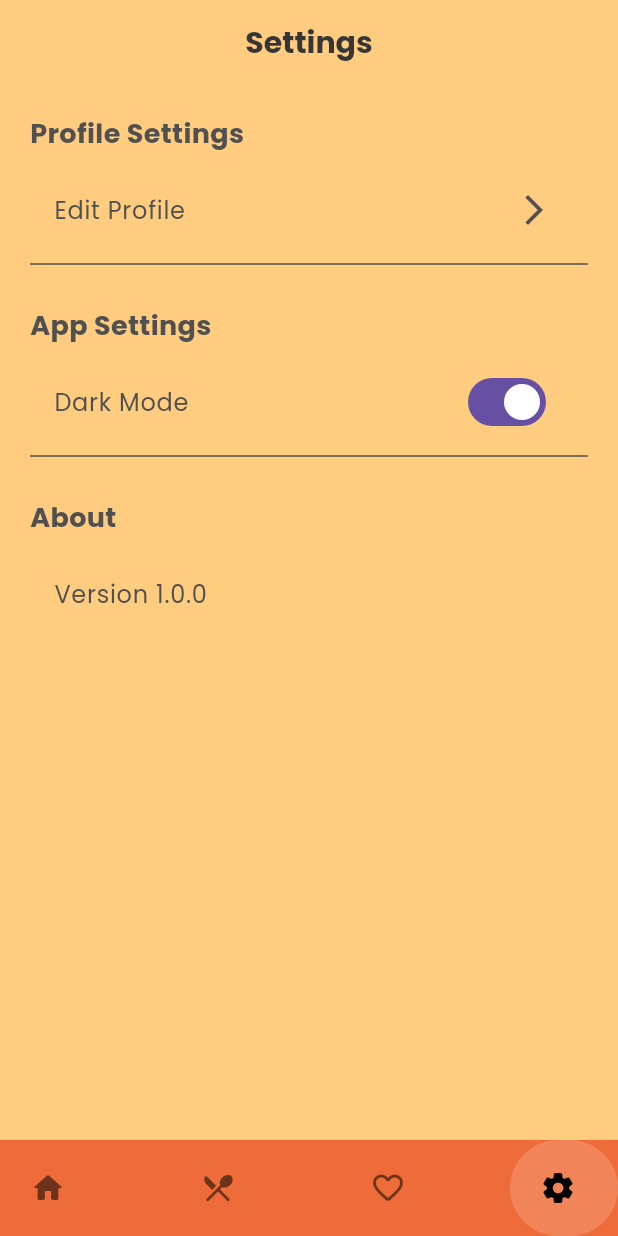
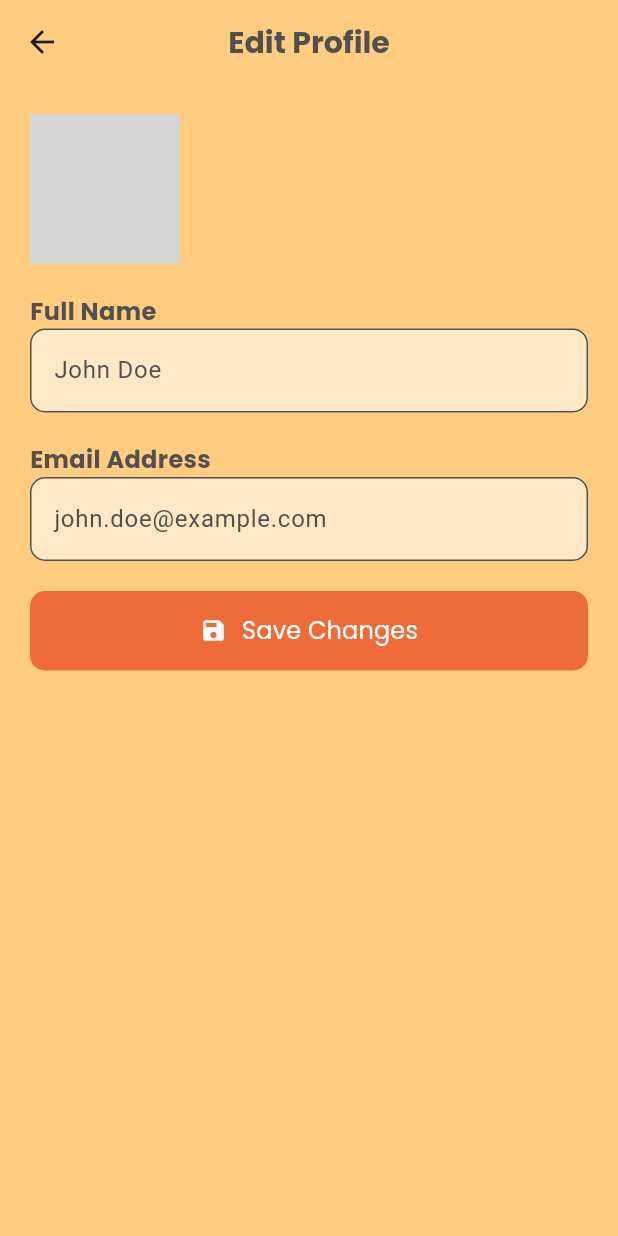
Before and after one commit to Usmandankama/CHOWSPOT, a Flutter app: the HomeScreen screen opened directly, item 4 of the bottom bar chosen, after a tap on "Edit Profile", on a phone screen of 412 x 824 dp. Run offline on Flutter 3.47's test engine with Material 3 defaults, Android fonts, the phone set to English and light mode, and no system bars; drawn by our look-alikes of google_nav_bar; grey boxes are pictures that could not be loaded.

Commit message:
Ui_updated
#Added required pages
#Added some functionality to the price in the product description page
#changed color names to follow common coding principles

```diff
--- a/lib/constants/colors.dart
+++ b/lib/constants/colors.dart
@@ -2,6 +2,6 @@ import 'package:flutter/material.dart';
 
 Color primaryColor = const Color(0xFFFFCC80);
 // Color secondarColor = const Color.fromARGB(255, 105, 61, 45);
-Color complementaryColor = const Color.fromARGB(255, 238, 108, 57);
+Color accentColor = const Color.fromARGB(255, 238, 108, 57);
 Color tittleTextColor= const Color.fromARGB(255, 54, 54, 54);
 Color textColor = const Color.fromARGB(255, 80, 80, 80);
--- /dev/null
+++ b/lib/screens/edit_profile_screen.dart
@@ -0,0 +1,124 @@
+import 'package:flutter/material.dart';
+import 'package:chow_spot/constants/colors.dart' as colors;
+
+class EditProfileScreen extends StatelessWidget {
+  const EditProfileScreen({super.key});
+
+  @override
+  Widget build(BuildContext context) {
+    return Scaffold(
+      backgroundColor: colors.primaryColor,
+      appBar: AppBar(
+        backgroundColor: colors.primaryColor,
+        elevation: 0,
+        centerTitle: true,
+        title: Text(
+          'Edit Profile',
+          style: TextStyle(
+            fontFamily: 'Poppins',
+            fontSize: 20,
+            fontWeight: FontWeight.bold,
+            color: colors.textColor,
+          ),
+        ),
+      ),
+      body: Padding(
+        padding: const EdgeInsets.all(20.0),
+        child: Column(
+          crossAxisAlignment: CrossAxisAlignment.start,
+          children: [
+            CircleAvatar(
+              radius: 50,
+              backgroundImage: AssetImage('assets/profile_image.jpg'),
+            ),
+            SizedBox(height: 20),
+            Text(
+              'Full Name',
+              style: TextStyle(
+                fontFamily: 'Poppins',
+                fontSize: 16,
+                fontWeight: FontWeight.bold,
+                color: colors.textColor,
+              ),
+            ),
+            TextField(
+              style: TextStyle(color: colors.textColor),
+              decoration: InputDecoration(
+                hintText: 'John Doe',
+                hintStyle: TextStyle(color: colors.textColor),
+                filled: true,
+                fillColor: Colors.white54,
+                enabledBorder: OutlineInputBorder(
+                  borderSide: BorderSide(color: colors.textColor),
+                  borderRadius: BorderRadius.circular(10),
+                ),
+                focusedBorder: OutlineInputBorder(
+                  borderSide: BorderSide(color: colors.accentColor),
+                  borderRadius: BorderRadius.circular(10),
+                ),
+              ),
+            ),
+            SizedBox(height: 20),
+            Text(
+              'Email Address',
+              style: TextStyle(
+                fontFamily: 'Poppins',
+                fontSize: 16,
+                fontWeight: FontWeight.bold,
+                color: colors.textColor,
+              ),
+            ),
+            TextField(
+              style: TextStyle(color: colors.textColor),
+              decoration: InputDecoration(
+                hintText: 'john.doe@example.com',
+                hintStyle: TextStyle(color: colors.textColor),
+                filled: true,
+                fillColor: Colors.white54,
+                enabledBorder: OutlineInputBorder(
+                  borderSide: BorderSide(color: colors.textColor),
+                  borderRadius: BorderRadius.circular(10),
+                ),
+                focusedBorder: OutlineInputBorder(
+                  borderSide: BorderSide(color: colors.accentColor),
+                  borderRadius: BorderRadius.circular(10),
+                ),
+              ),
+            ),
+            SizedBox(height: 20),
+            ElevatedButton(
+              onPressed: () {
+                // Implement save button functionality
+              },
+              style: ElevatedButton.styleFrom(
+                primary: colors.accentColor,
+                elevation: 0,
+                shape: RoundedRectangleBorder(
+                  borderRadius: BorderRadius.circular(10),
+                ),
+              ),
+              child: Padding(
+                padding: EdgeInsets.symmetric(vertical: 15),
+                child: Row(
+                  mainAxisAlignment: MainAxisAlignment.center,
+                  children: [
+                    Icon(Icons.save, color: Colors.white),
+                    SizedBox(width: 10),
+                    Text(
+                      'Save Changes',
+                      style: TextStyle(
+                        fontFamily: 'Poppins',
+                        fontSize: 16,
+                        color: Colors.white,
+                      ),
+                    ),
+                  ],
+                ),
+              ),
+            ),
+          ],
+        ),
+      ),
+    );
+  }
+}
--- a/lib/screens/home_screen.dart
+++ b/lib/screens/home_screen.dart
@@ -1,44 +1,46 @@
-import 'package:chow_spot/screens/favourites_screen.dart';
-import 'package:chow_spot/screens/menu_screen.dart';
-import 'package:chow_spot/screens/settings_screen.dart';
-import 'package:chow_spot/widgets/food_widget.dart';
 import 'package:flutter/material.dart';
 import 'package:chow_spot/constants/colors.dart' as colors;
+import 'package:chow_spot/screens/cart_screen.dart';
+import 'package:chow_spot/widgets/categories_widget.dart';
+import 'package:chow_spot/widgets/food_widget.dart';
+import 'package:chow_spot/widgets/offers_widget.dart';
 import 'package:google_nav_bar/google_nav_bar.dart';
-import '../widgets/categories_widget.dart';
-import '../widgets/offers_widget.dart';
+import 'favourites_screen.dart';
+import 'menu_screen.dart';
+import 'settings_screen.dart';
 
 class HomeScreen extends StatefulWidget {
-  HomeScreen({super.key});
+  const HomeScreen({Key? key}) : super(key: key);
 
   @override
-  State<HomeScreen> createState() => _HomeScreenState();
+  _HomeScreenState createState() => _HomeScreenState();
 }
 
 class _HomeScreenState extends State<HomeScreen> {
   final screens = [
     const HomePage(),
     const MenuScreen(),
-    const FavouritesScreen(),
+    const FavoritesScreen(),
     const SettingsScreen(),
   ];
-  int current_index = 0;
+  int currentIndex = 0;
+
   @override
   Widget build(BuildContext context) {
     return Scaffold(
-        body: screens[current_index],
+      body: screens[currentIndex],
       bottomNavigationBar: GNav(
-          curve: Curves.bounceInOut,
-          backgroundColor: colors.complementaryColor,
+        curve: Curves.easeInOut,
+        backgroundColor: colors.accentColor,
         padding: const EdgeInsets.all(20),
         color: Colors.black54,
         tabBackgroundColor: const Color.fromARGB(41, 255, 255, 255),
         gap: 8,
         activeColor: Colors.black,
-          selectedIndex: current_index,
-          onTabChange: (value) {
+        selectedIndex: currentIndex,
+        onTabChange: (index) {
           setState(() {
-              current_index = value;
+            currentIndex = index;
           });
         },
         tabs: const [
@@ -47,57 +49,39 @@ class _HomeScreenState extends State<HomeScreen> {
           GButton(icon: Icons.favorite_border_rounded),
           GButton(icon: Icons.settings_rounded),
         ],
-        ));
+      ),
+    );
   }
 }
 
-class HomePage extends StatefulWidget {
-  const HomePage({super.key});
+class HomePage extends StatelessWidget {
+  const HomePage({Key? key}) : super(key: key);
 
-  @override
-  State<HomePage> createState() => _HomePageState();
-}
-
-class _HomePageState extends State<HomePage> {
   @override
   Widget build(BuildContext context) {
     return Scaffold(
       backgroundColor: colors.primaryColor,
       appBar: AppBar(
+        backgroundColor: colors.primaryColor,
+        elevation: 0,
+        toolbarHeight: 60,
         centerTitle: true,
-          toolbarHeight: 60,
-          backgroundColor: colors.primaryColor,
-          title: Row(
-            mainAxisAlignment: MainAxisAlignment.spaceBetween,
-            children: [
-              const SizedBox(width: 20),
-              Text(
+        title: Text(
           'HOME',
           style: TextStyle(
             fontFamily: 'Poppins',
             fontSize: 20,
             color: colors.tittleTextColor,
-                    letterSpacing: 2),
-              ),
-              IconButton(
-                style: const ButtonStyle(
-                  shape: MaterialStatePropertyAll(
-                    ContinuousRectangleBorder(
-                      borderRadius: BorderRadius.all(
-                        Radius.circular(20),
+            letterSpacing: 2,
           ),
         ),
-                  ),
-                  padding: MaterialStatePropertyAll(
-                    EdgeInsets.symmetric(horizontal: 16, vertical: 8),
-                  ),
-                  backgroundColor: MaterialStatePropertyAll(Colors.red),
-                ),
+        actions: [
+          IconButton(
             onPressed: () {
               Navigator.push(
                 context,
                 MaterialPageRoute(
-                      builder: (context) => const SettingsScreen(),
+                  builder: (context) => CartScreen(),
                 ),
               );
             },
@@ -105,15 +89,16 @@ class _HomePageState extends State<HomePage> {
           ),
         ],
       ),
-        ),
       body: SingleChildScrollView(
         padding: const EdgeInsets.symmetric(horizontal: 15),
         child: Column(
+          crossAxisAlignment: CrossAxisAlignment.start,
           children: [
             Container(
               decoration: BoxDecoration(
-                    color: Colors.white54,
-                    borderRadius: BorderRadius.circular(15)),
+                color: Colors.white,
+                borderRadius: BorderRadius.circular(15),
+              ),
               child: const TextField(
                 cursorColor: Colors.black,
                 decoration: InputDecoration(
@@ -127,11 +112,10 @@ class _HomePageState extends State<HomePage> {
               ),
             ),
             const SizedBox(height: 20),
-              const SizedBox(
-                height: 180,
-                child: OffersWidget(),
-              ),
+            const SizedBox(height: 180, child: OffersWidget()),
+            const SizedBox(height: 20),
             Column(
+              crossAxisAlignment: CrossAxisAlignment.start,
               children: [
                 Row(
                   mainAxisAlignment: MainAxisAlignment.spaceBetween,
@@ -176,13 +160,10 @@ class _HomePageState extends State<HomePage> {
               ),
             ),
             const SizedBox(height: 10),
-              const SizedBox(
-                height: 500,
-                // color: Colors.black,
-                child: FoodWidget(),
-              ),
+            const SizedBox(height:500,child: FoodWidget(),),
           ],
         ),
-        ));
+      ),
+    );
   }
 }
--- a/lib/screens/login_screen.dart
+++ b/lib/screens/login_screen.dart
@@ -119,7 +119,7 @@ class _LoginScreenState extends State<LoginScreen> {
                   },
                   style: ButtonStyle(
                     backgroundColor:
-                        MaterialStatePropertyAll(colors.complementaryColor),
+                        MaterialStatePropertyAll(colors.accentColor),
                     padding: const MaterialStatePropertyAll(
                       EdgeInsets.symmetric(
                         horizontal: 60,
@@ -167,7 +167,7 @@ class _LoginScreenState extends State<LoginScreen> {
                         'Register',
                         style: TextStyle(
                           fontSize: 13,
-                          color: colors.complementaryColor,
+                          color: colors.accentColor,
                           fontFamily: 'Poppins',
                         ),
                       ),
--- a/lib/screens/settings_screen.dart
+++ b/lib/screens/settings_screen.dart
@@ -1,25 +1,31 @@
+import 'package:chow_spot/screens/edit_profile_screen.dart';
+// import 'package:chow_spot/screens/profile_screen.dart';
 import 'package:flutter/material.dart';
 import 'package:chow_spot/constants/colors.dart' as colors;
 
-class SettingsScreen extends StatelessWidget {
+class SettingsScreen extends StatefulWidget {
   const SettingsScreen({super.key});
 
+  @override
+  State<SettingsScreen> createState() => _SettingsScreenState();
+}
+
+class _SettingsScreenState extends State<SettingsScreen> {
   @override
   Widget build(BuildContext context) {
     return Scaffold(
       backgroundColor: colors.primaryColor,
       appBar: AppBar(
         backgroundColor: colors.primaryColor,
-        foregroundColor: colors.tittleTextColor,
         elevation: 0,
         centerTitle: true,
-        title: const Text(
+        title: Text(
           'Settings',
           style: TextStyle(
-            // color: colors.tittleTextColor,
             fontFamily: 'Poppins',
             fontSize: 20,
             fontWeight: FontWeight.bold,
+            color: colors.textColor,
           ),
         ),
       ),
@@ -38,7 +44,13 @@ class SettingsScreen extends StatelessWidget {
               ),
             ),
             const SizedBox(height: 10),
-            ListTile(
+            Card(
+              elevation: 2,
+              shape: RoundedRectangleBorder(
+                borderRadius: BorderRadius.circular(10),
+              ),
+              child: ListTile(
+                tileColor: Colors.white12,
                 title: Text(
                   'Edit Profile',
                   style: TextStyle(
@@ -53,9 +65,15 @@ class SettingsScreen extends StatelessWidget {
                 ),
                 onTap: () {
                   // Navigate to edit profile screen
+                  Navigator.push(
+                    context,
+                    MaterialPageRoute(
+                      builder: (context) => const EditProfileScreen(),
+                    ),
+                  );
                 },
               ),
-            Divider(color: colors.textColor),
+            ),
             const SizedBox(height: 20),
             Text(
               'App Settings',
@@ -67,7 +85,12 @@ class SettingsScreen extends StatelessWidget {
               ),
             ),
             const SizedBox(height: 10),
-            ListTile(
+            Card(
+              elevation: 2,
+              shape: RoundedRectangleBorder(
+                borderRadius: BorderRadius.circular(10),
+              ),
+              child: SwitchListTile(
                 title: Text(
                   'Dark Mode',
                   style: TextStyle(
@@ -76,14 +99,13 @@ class SettingsScreen extends StatelessWidget {
                     color: colors.textColor,
                   ),
                 ),
-              trailing: Switch(
+                activeColor: colors.accentColor,
                 value: true, // Replace with actual value from settings
                 onChanged: (value) {
                   // Implement dark mode toggle functionality
                 },
               ),
             ),
-            Divider(color: colors.textColor),
             const SizedBox(height: 20),
             Text(
               'About',
@@ -95,7 +117,12 @@ class SettingsScreen extends StatelessWidget {
               ),
             ),
             const SizedBox(height: 10),
-            ListTile(
+            Card(
+              elevation: 2,
+              shape: RoundedRectangleBorder(
+                borderRadius: BorderRadius.circular(10),
+              ),
+              child: ListTile(
                 title: Text(
                   'Version 1.0.0',
                   style: TextStyle(
@@ -105,6 +132,7 @@ class SettingsScreen extends StatelessWidget {
                   ),
                 ),
               ),
+            ),
           ],
         ),
       ),
--- a/lib/screens/signup_screen.dart
+++ b/lib/screens/signup_screen.dart
@@ -133,7 +133,7 @@ class _SignUpScreenState extends State<SignUpScreen> {
                   onPressed: () {},
                   style: ButtonStyle(
                     backgroundColor:
-                        MaterialStatePropertyAll(colors.complementaryColor),
+                        MaterialStatePropertyAll(colors.accentColor),
                     padding: const MaterialStatePropertyAll(
                       EdgeInsets.symmetric(
                         horizontal: 60,
@@ -181,7 +181,7 @@ class _SignUpScreenState extends State<SignUpScreen> {
                         'Login',
                         style: TextStyle(
                           fontSize: 13,
-                          color: colors.complementaryColor,
+                          color: colors.accentColor,
                           fontFamily: 'Poppins',
                         ),
                       ),
--- a/lib/screens/startup_screen.dart
+++ b/lib/screens/startup_screen.dart
@@ -54,7 +54,7 @@ class _StartupScreenState extends State<StartupScreen> {
                 ),
               ),
               backgroundColor: MaterialStatePropertyAll(
-                colors.complementaryColor,
+                colors.accentColor,
               ),
             ),
             onPressed: () {
--- a/lib/widgets/food_widget.dart
+++ b/lib/widgets/food_widget.dart
@@ -106,7 +106,7 @@ class _FoodWidgetState extends State<FoodWidget> {
                   style: TextStyle(
                       fontFamily: 'Poppins',
                       fontSize: 13,
-                      color: colors.complementaryColor),
+                      color: colors.accentColor),
                 ),
               ),
             ],
--- a/lib/widgets/offers_widget.dart
+++ b/lib/widgets/offers_widget.dart
@@ -45,7 +45,7 @@ class _OffersWidgetState extends State<OffersWidget> {
               height: 150,
               width: 280,
               decoration: BoxDecoration(
-                color: colors.complementaryColor,
+                color: colors.accentColor,
                 borderRadius: BorderRadius.circular(15),
               ),
               child: Padding(
```
Also changed, not shown: lib/screens/cart_screen.dart (added, +110 -0 lines), lib/screens/favourites_screen.dart (+32 -5 lines), lib/screens/menu_screen.dart (+41 -2 lines), lib/screens/order_screen.dart (+69 -55 lines), lib/screens/profile_screen.dart (added, +58 -0 lines), lib/screens/categories_screen.dart (added). Lines whose indentation alone changed are shown as unchanged.
